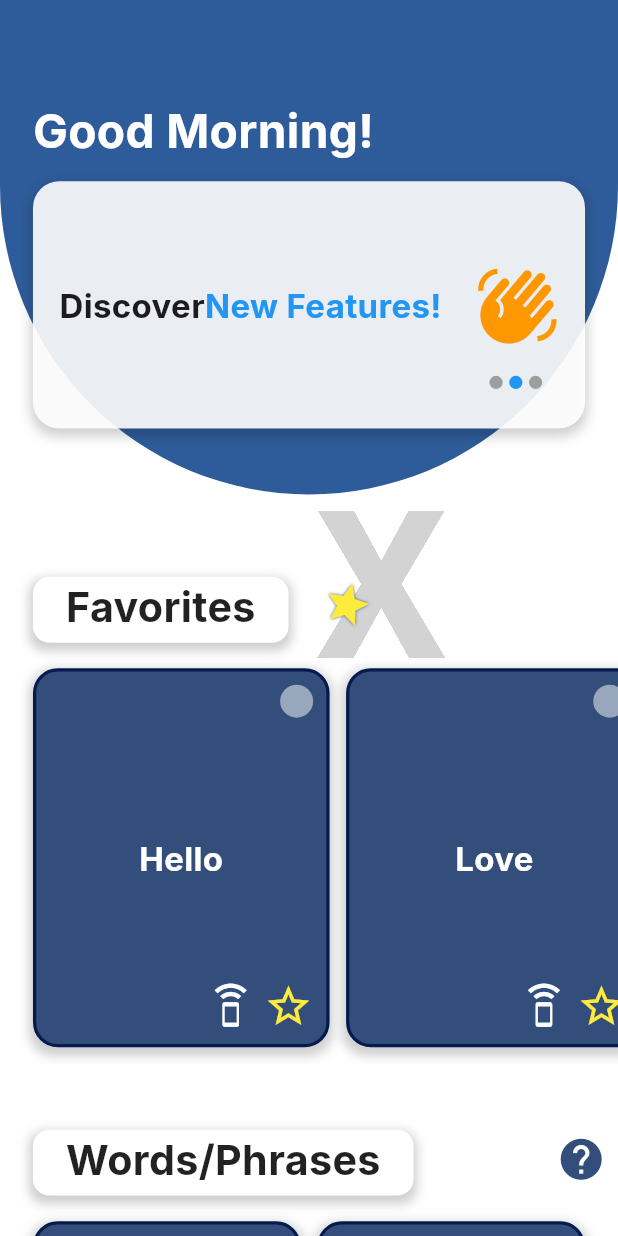
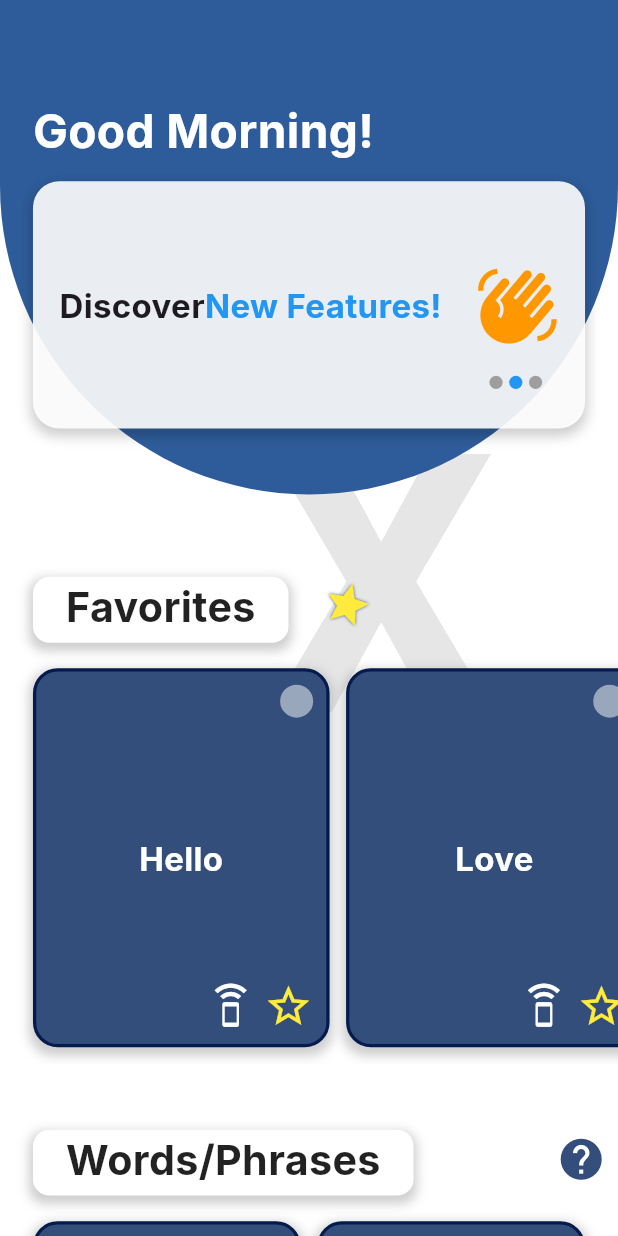
Before and after one commit to IverDumalag/express, a Flutter app: the Home screen opened directly, after a tap on "Welcome to ex", on a phone screen of 412 x 824 dp. Run offline on Flutter 3.47's test engine with Material 3 defaults, Android fonts, the phone set to English and light mode, and no system bars; our stand-ins replace audioplayers.

Commit message:
Update page_home.dart

```diff
--- a/flutter_express/lib/home/page_home.dart
+++ b/flutter_express/lib/home/page_home.dart
@@ -677,7 +677,7 @@ class _BlinkingItemState extends State<BlinkingItem>
     final durationMs = 1500 + random.nextInt(1500);
     _controller =
         AnimationController(vsync: this, duration: Duration(milliseconds: durationMs));
-    _animation = Tween<double>(begin: 0.0, end: 4.0).animate(
+    _animation = Tween<double>(begin: 0.0, end: 7.0).animate(
       CurvedAnimation(parent: _controller, curve: Curves.easeInOutSine),
     );
     // Start with a random delay to avoid synchronization.
@@ -727,13 +727,13 @@ class _BlinkingItemState extends State<BlinkingItem>
               ? Text(
                   letter,
                   style: TextStyle(
-                      color: const Color.fromARGB(255, 211, 211, 211),
+                      color: const Color.fromARGB(255, 230, 230, 230),
                       fontSize: 35, // Increased size
                       fontWeight: FontWeight.bold),
                 )
               : Icon(
                   iconData,
-                  color: const Color.fromARGB(255, 211, 211, 211),
+                  color: const Color.fromARGB(255, 230, 230, 230),
                   size: 35, // Increased size
                 ),
         ),
```
